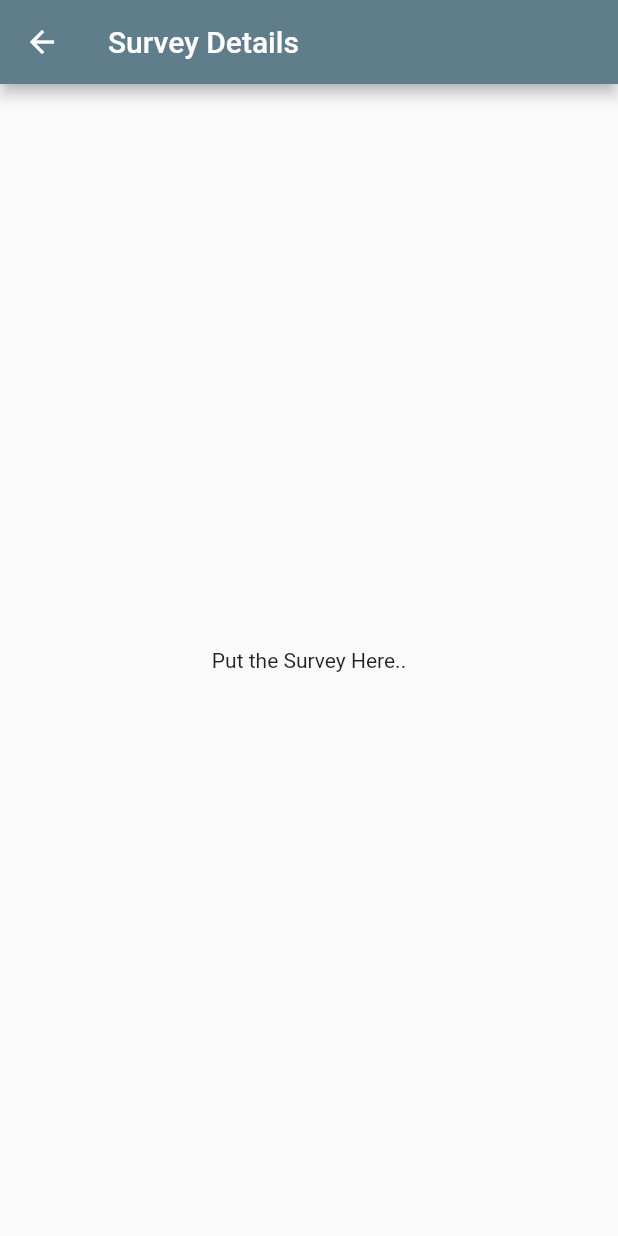
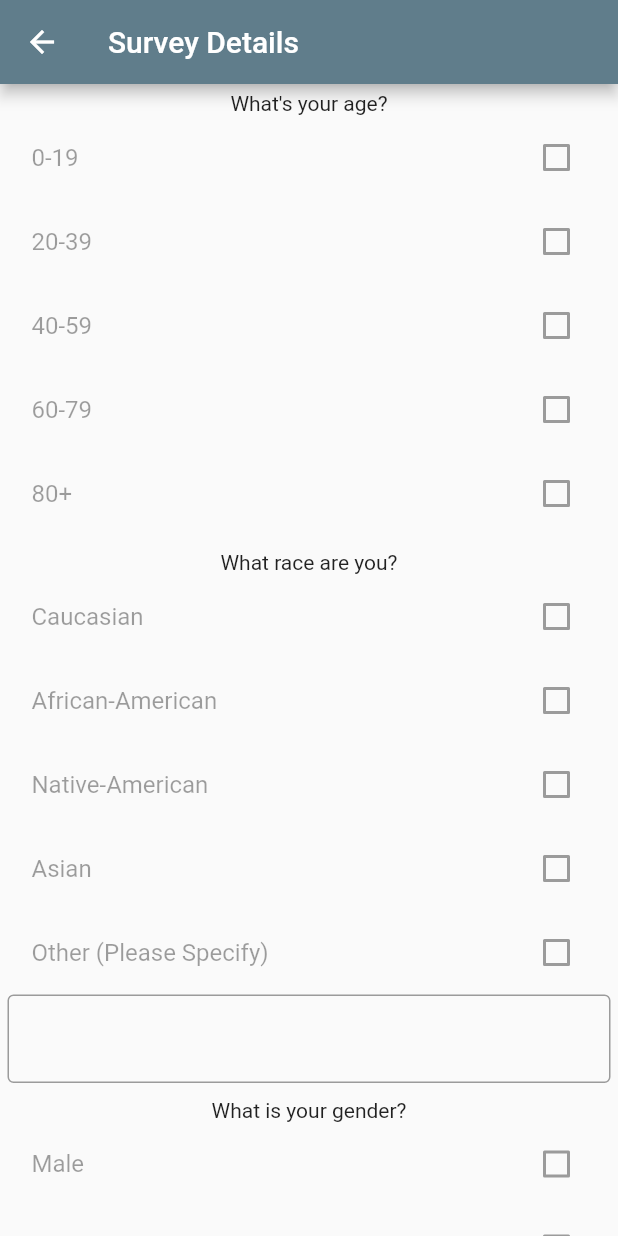
Before and after one commit to tadowdy/projectbobross, a Flutter app: the SurveyDetailsPage screen opened directly, on a phone screen of 412 x 824 dp. Run offline on Flutter 3.47's test engine with Material 2 defaults, Android fonts, the phone set to English and light mode, and no system bars.

Commit message:
Add survey details to page

```diff
--- a/pbr/lib/Pages/SurveyDetailsPage.dart
+++ b/pbr/lib/Pages/SurveyDetailsPage.dart
@@ -13,7 +13,64 @@ class SurveyDetailsPage extends StatelessWidget {
           title: new Text('Survey Details')
       ),
       body: Center(
-        child: Text('Put the Survey Here..'),
+        child: new SingleChildScrollView(
+          child: new Column(
+              mainAxisAlignment: MainAxisAlignment.start,
+              crossAxisAlignment: CrossAxisAlignment.center,
+              children: <Widget> [
+                new Container(
+                  padding: const EdgeInsets.all(5.0),
+                  child: new Column(
+                      children: <Widget> [
+                        new Text("What's your age?"),
+                        new CheckboxListTile(value: false, onChanged: null, title: new Text("0-19")),
+                        new CheckboxListTile(value: false, onChanged: null, title: new Text("20-39")),
+                        new CheckboxListTile(value: false, onChanged: null, title: new Text("40-59")),
+                        new CheckboxListTile(value: false, onChanged: null, title: new Text("60-79")),
+                        new CheckboxListTile(value: false, onChanged: null, title: new Text("80+")),
+
+                      ]
+                  ),
+                ),
+                new Container(
+                  padding: const EdgeInsets.all(5.0),
+                  child: new Column(
+                      children: <Widget> [
+                        new Text("What race are you?"),
+                        new CheckboxListTile(value: false, onChanged: null, title: new Text("Caucasian")),
+                        new CheckboxListTile(value: false, onChanged: null, title: new Text("African-American")),
+                        new CheckboxListTile(value: false, onChanged: null, title: new Text("Native-American")),
+                        new CheckboxListTile(value: false, onChanged: null, title: new Text("Asian")),
+                        new CheckboxListTile(value: false, onChanged: null, title: new Text("Other (Please Specify)")),
+                        new TextField(
+                          decoration: InputDecoration(
+                              fillColor: Colors.grey,
+                              border: new OutlineInputBorder()
+                          ),
+                        ),
+                      ]
+                  ),
+                ),
+                new Container(
+                    padding: const EdgeInsets.all(5.0),
+                    child: new Column(
+                        children: <Widget> [
+                          new Text("What is your gender?"),
+                          new CheckboxListTile(value: false, onChanged: null, title: new Text("Male")),
+                          new CheckboxListTile(value: false, onChanged: null, title: new Text("Female")),
+                          new CheckboxListTile(value: false, onChanged: null, title: new Text("Other (Please Specify)")),
+                          new TextField(
+                            decoration: InputDecoration(
+                                fillColor: Colors.grey,
+                                border: new OutlineInputBorder()
+                            ),
+                          ),
+                        ]
+                    )
+                )
+              ]
+          ),
+        ),
       ),
     );
   }
```
